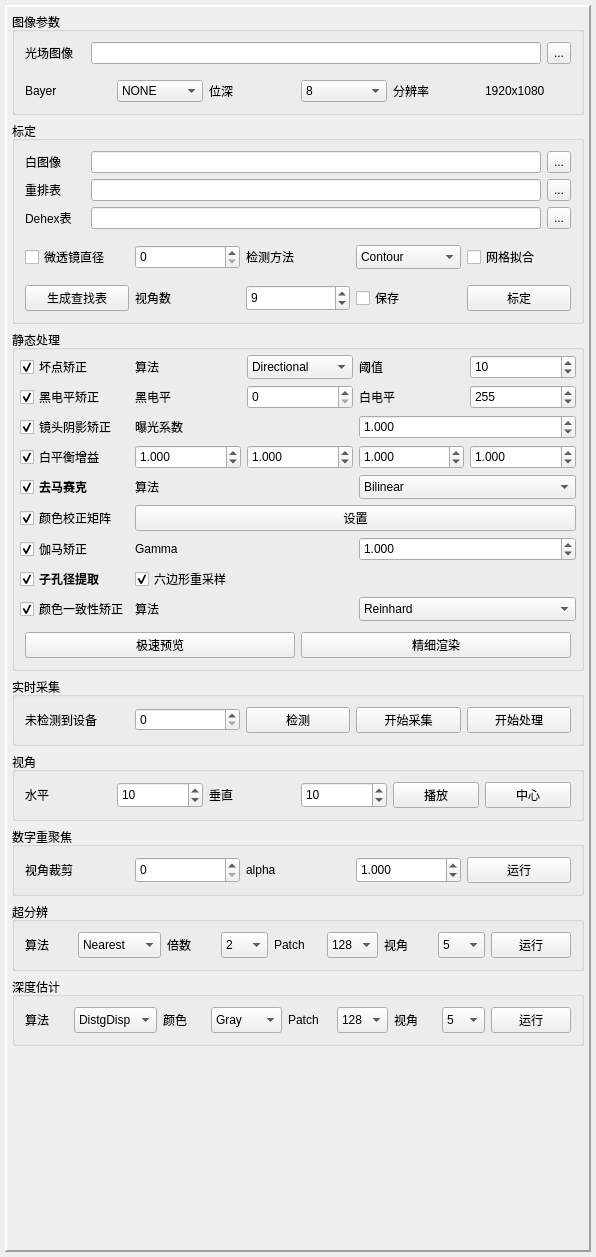
This is ui/widgetcontrol.ui in 632-8nm/LightFieldLab as Qt 5 draws it before an edit. The edited form follows.
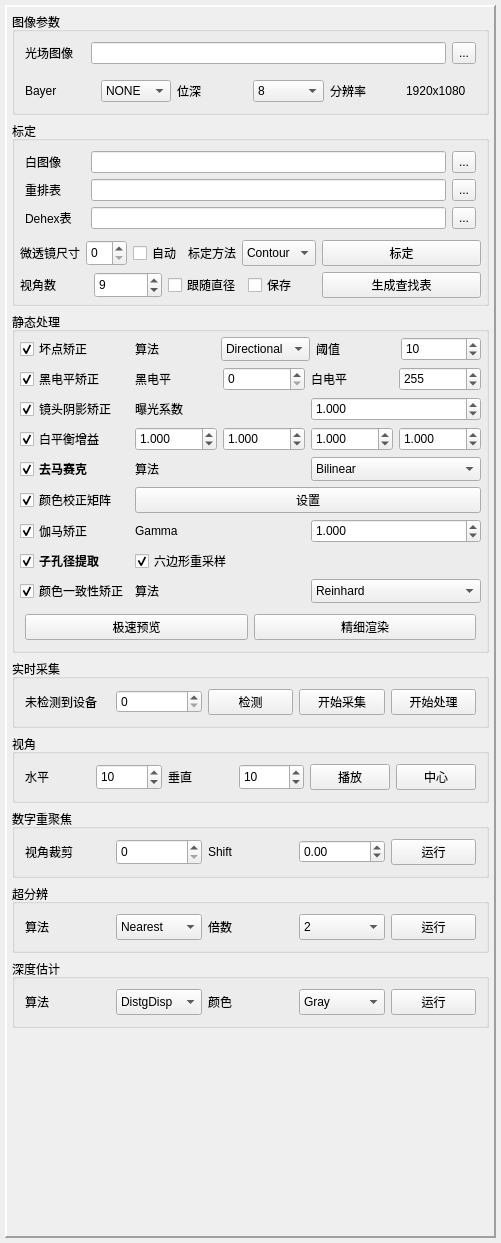
This is the edited form.

```diff
--- a/ui/widgetcontrol.ui
+++ b/ui/widgetcontrol.ui
@@ -9,8 +9,8 @@
    <rect>
     <x>0</x>
     <y>0</y>
-    <width>596</width>
-    <height>1257</height>
+    <width>501</width>
+    <height>1243</height>
    </rect>
   </property>
   <property name="sizePolicy">
@@ -500,32 +500,40 @@
           </layout>
          </item>
          <item>
+          <layout class="QGridLayout" name="gridLayoutCali_2">
+           <property name="leftMargin">
+            <number>0</number>
+           </property>
+           <property name="topMargin">
+            <number>0</number>
+           </property>
+           <property name="rightMargin">
+            <number>0</number>
+           </property>
+           <property name="bottomMargin">
+            <number>0</number>
+           </property>
+           <item row="0" column="0">
           <layout class="QHBoxLayout" name="horizontalLayoutOpt">
            <property name="sizeConstraint">
             <enum>QLayout::SizeConstraint::SetMinimumSize</enum>
            </property>
            <property name="leftMargin">
-            <number>5</number>
+              <number>0</number>
            </property>
            <property name="topMargin">
-            <number>5</number>
+              <number>0</number>
            </property>
            <property name="rightMargin">
-            <number>5</number>
+              <number>0</number>
            </property>
            <property name="bottomMargin">
-            <number>5</number>
+              <number>0</number>
            </property>
            <item>
-            <widget class="QCheckBox" name="checkBoxDiameter">
-             <property name="sizePolicy">
-              <sizepolicy hsizetype="Minimum" vsizetype="Minimum">
-               <horstretch>0</horstretch>
-               <verstretch>0</verstretch>
-              </sizepolicy>
-             </property>
+              <widget class="QLabel" name="labelDiameter">
              <property name="text">
-              <string>微透镜直径</string>
+                <string>微透镜尺寸</string>
              </property>
             </widget>
            </item>
@@ -539,6 +547,19 @@
              </property>
             </widget>
            </item>
+             <item>
+              <widget class="QCheckBox" name="checkBoxDiameter">
+               <property name="sizePolicy">
+                <sizepolicy hsizetype="Minimum" vsizetype="Minimum">
+                 <horstretch>0</horstretch>
+                 <verstretch>0</verstretch>
+                </sizepolicy>
+               </property>
+               <property name="text">
+                <string>自动</string>
+               </property>
+              </widget>
+             </item>
            <item>
             <widget class="QLabel" name="labelCenterDetectAlgo">
              <property name="sizePolicy">
@@ -548,7 +569,7 @@
               </sizepolicy>
              </property>
              <property name="text">
-              <string>检测方法</string>
+                <string>标定方法</string>
              </property>
             </widget>
            </item>
@@ -572,36 +593,9 @@
              </item>
             </widget>
            </item>
-           <item>
-            <widget class="QCheckBox" name="checkBoxGridFit">
-             <property name="sizePolicy">
-              <sizepolicy hsizetype="Minimum" vsizetype="Minimum">
-               <horstretch>0</horstretch>
-               <verstretch>0</verstretch>
-              </sizepolicy>
-             </property>
-             <property name="text">
-              <string>网格拟合</string>
-             </property>
-            </widget>
-           </item>
-          </layout>
-         </item>
-         <item>
-          <layout class="QHBoxLayout" name="horizontalLayoutGenLUT">
-           <property name="leftMargin">
-            <number>5</number>
-           </property>
-           <property name="topMargin">
-            <number>5</number>
-           </property>
-           <property name="rightMargin">
-            <number>5</number>
-           </property>
-           <property name="bottomMargin">
-            <number>5</number>
-           </property>
-           <item>
+            </layout>
+           </item>
+           <item row="1" column="1">
             <widget class="QPushButton" name="btnGenLUT">
              <property name="sizePolicy">
               <sizepolicy hsizetype="Minimum" vsizetype="Minimum">
@@ -614,6 +608,20 @@
              </property>
             </widget>
            </item>
+           <item row="1" column="0">
+            <layout class="QHBoxLayout" name="horizontalLayoutGenLUT">
+             <property name="leftMargin">
+              <number>0</number>
+             </property>
+             <property name="topMargin">
+              <number>0</number>
+             </property>
+             <property name="rightMargin">
+              <number>0</number>
+             </property>
+             <property name="bottomMargin">
+              <number>0</number>
+             </property>
            <item>
             <widget class="QLabel" name="label">
              <property name="sizePolicy">
@@ -643,6 +651,13 @@
              </property>
             </widget>
            </item>
+             <item>
+              <widget class="QCheckBox" name="checkBox">
+               <property name="text">
+                <string>跟随直径</string>
+               </property>
+              </widget>
+             </item>
            <item>
             <widget class="QCheckBox" name="checkBoxSaveLUT">
              <property name="sizePolicy">
@@ -656,7 +671,9 @@
              </property>
             </widget>
            </item>
-           <item>
+            </layout>
+           </item>
+           <item row="0" column="1">
             <widget class="QPushButton" name="btnCalibrate">
              <property name="sizePolicy">
               <sizepolicy hsizetype="Minimum" vsizetype="Minimum">
@@ -1641,28 +1658,16 @@
               </sizepolicy>
              </property>
              <property name="text">
-              <string>alpha</string>
+              <string>Shift</string>
              </property>
             </widget>
            </item>
            <item>
-            <widget class="QDoubleSpinBox" name="doubleSpinBoxRefocusAlpha">
-             <property name="sizePolicy">
-              <sizepolicy hsizetype="Minimum" vsizetype="Minimum">
-               <horstretch>0</horstretch>
-               <verstretch>0</verstretch>
-              </sizepolicy>
-             </property>
-             <property name="decimals">
-              <number>3</number>
+            <widget class="QDoubleSpinBox" name="doubleSpinBoxRefocusShift">
+             <property name="minimum">
+              <double>-10.000000000000000</double>
              </property>
              <property name="maximum">
-              <double>5.000000000000000</double>
-             </property>
-             <property name="singleStep">
-              <double>0.010000000000000</double>
-             </property>
-             <property name="value">
               <double>1.000000000000000</double>
              </property>
             </widget>
@@ -1861,125 +1866,6 @@
              </item>
             </widget>
            </item>
-           <item>
-            <widget class="QLabel" name="labelSRPatchSize">
-             <property name="sizePolicy">
-              <sizepolicy hsizetype="Minimum" vsizetype="Minimum">
-               <horstretch>0</horstretch>
-               <verstretch>0</verstretch>
-              </sizepolicy>
-             </property>
-             <property name="minimumSize">
-              <size>
-               <width>0</width>
-               <height>0</height>
-              </size>
-             </property>
-             <property name="maximumSize">
-              <size>
-               <width>16777215</width>
-               <height>16777215</height>
-              </size>
-             </property>
-             <property name="text">
-              <string>Patch</string>
-             </property>
-            </widget>
-           </item>
-           <item>
-            <widget class="QComboBox" name="comboBoxSRPatchSize">
-             <property name="sizePolicy">
-              <sizepolicy hsizetype="Minimum" vsizetype="Minimum">
-               <horstretch>0</horstretch>
-               <verstretch>0</verstretch>
-              </sizepolicy>
-             </property>
-             <property name="minimumSize">
-              <size>
-               <width>0</width>
-               <height>0</height>
-              </size>
-             </property>
-             <property name="maximumSize">
-              <size>
-               <width>16777215</width>
-               <height>16777215</height>
-              </size>
-             </property>
-             <item>
-              <property name="text">
-               <string>128</string>
-              </property>
-             </item>
-             <item>
-              <property name="text">
-               <string>196</string>
-              </property>
-             </item>
-            </widget>
-           </item>
-           <item>
-            <widget class="QLabel" name="labelSRViews">
-             <property name="sizePolicy">
-              <sizepolicy hsizetype="Minimum" vsizetype="Minimum">
-               <horstretch>0</horstretch>
-               <verstretch>0</verstretch>
-              </sizepolicy>
-             </property>
-             <property name="minimumSize">
-              <size>
-               <width>0</width>
-               <height>0</height>
-              </size>
-             </property>
-             <property name="maximumSize">
-              <size>
-               <width>16777215</width>
-               <height>16777215</height>
-              </size>
-             </property>
-             <property name="text">
-              <string>视角</string>
-             </property>
-            </widget>
-           </item>
-           <item>
-            <widget class="QComboBox" name="comboBoxSRViews">
-             <property name="sizePolicy">
-              <sizepolicy hsizetype="Minimum" vsizetype="Minimum">
-               <horstretch>0</horstretch>
-               <verstretch>0</verstretch>
-              </sizepolicy>
-             </property>
-             <property name="minimumSize">
-              <size>
-               <width>0</width>
-               <height>0</height>
-              </size>
-             </property>
-             <property name="maximumSize">
-              <size>
-               <width>16777215</width>
-               <height>16777215</height>
-              </size>
-             </property>
-             <item>
-              <property name="text">
-               <string>5</string>
-              </property>
-             </item>
-             <item>
-              <property name="text">
-               <string>7</string>
-              </property>
-             </item>
-             <item>
-              <property name="text">
-               <string>9</string>
-              </property>
-             </item>
-            </widget>
-           </item>
            <item>
             <widget class="QPushButton" name="btnSR">
              <property name="sizePolicy">
@@ -2114,89 +2000,6 @@
              </item>
             </widget>
            </item>
-           <item>
-            <widget class="QLabel" name="labelDepthPatchSize">
-             <property name="sizePolicy">
-              <sizepolicy hsizetype="Minimum" vsizetype="Minimum">
-               <horstretch>0</horstretch>
-               <verstretch>0</verstretch>
-              </sizepolicy>
-             </property>
-             <property name="text">
-              <string>Patch</string>
-             </property>
-            </widget>
-           </item>
-           <item>
-            <widget class="QComboBox" name="comboBoxDepthPatchSize">
-             <property name="sizePolicy">
-              <sizepolicy hsizetype="Minimum" vsizetype="Minimum">
-               <horstretch>0</horstretch>
-               <verstretch>0</verstretch>
-              </sizepolicy>
-             </property>
-             <property name="maximumSize">
-              <size>
-               <width>16777215</width>
-               <height>16777215</height>
-              </size>
-             </property>
-             <item>
-              <property name="text">
-               <string>128</string>
-              </property>
-             </item>
-             <item>
-              <property name="text">
-               <string>196</string>
-              </property>
-             </item>
-            </widget>
-           </item>
-           <item>
-            <widget class="QLabel" name="labelDepthViews">
-             <property name="sizePolicy">
-              <sizepolicy hsizetype="Minimum" vsizetype="Minimum">
-               <horstretch>0</horstretch>
-               <verstretch>0</verstretch>
-              </sizepolicy>
-             </property>
-             <property name="text">
-              <string>视角</string>
-             </property>
-            </widget>
-           </item>
-           <item>
-            <widget class="QComboBox" name="comboBoxDepthViews">
-             <property name="sizePolicy">
-              <sizepolicy hsizetype="Minimum" vsizetype="Minimum">
-               <horstretch>0</horstretch>
-               <verstretch>0</verstretch>
-              </sizepolicy>
-             </property>
-             <property name="maximumSize">
-              <size>
-               <width>16777215</width>
-               <height>16777215</height>
-              </size>
-             </property>
-             <item>
-              <property name="text">
-               <string>5</string>
-              </property>
-             </item>
-             <item>
-              <property name="text">
-               <string>7</string>
-              </property>
-             </item>
-             <item>
-              <property name="text">
-               <string>9</string>
-              </property>
-             </item>
-            </widget>
-           </item>
            <item>
             <widget class="QPushButton" name="btnDE">
              <property name="sizePolicy">
```
Left out of the diff: 111 changed lines with no effect on the pictures. Lines whose indentation alone changed are shown as unchanged.
